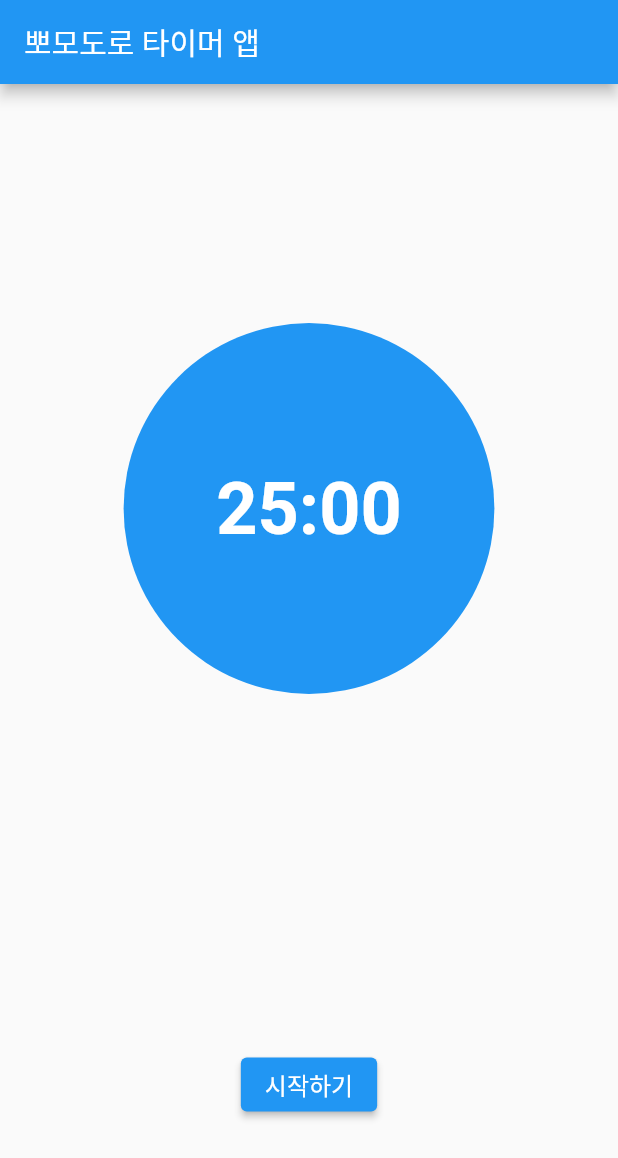
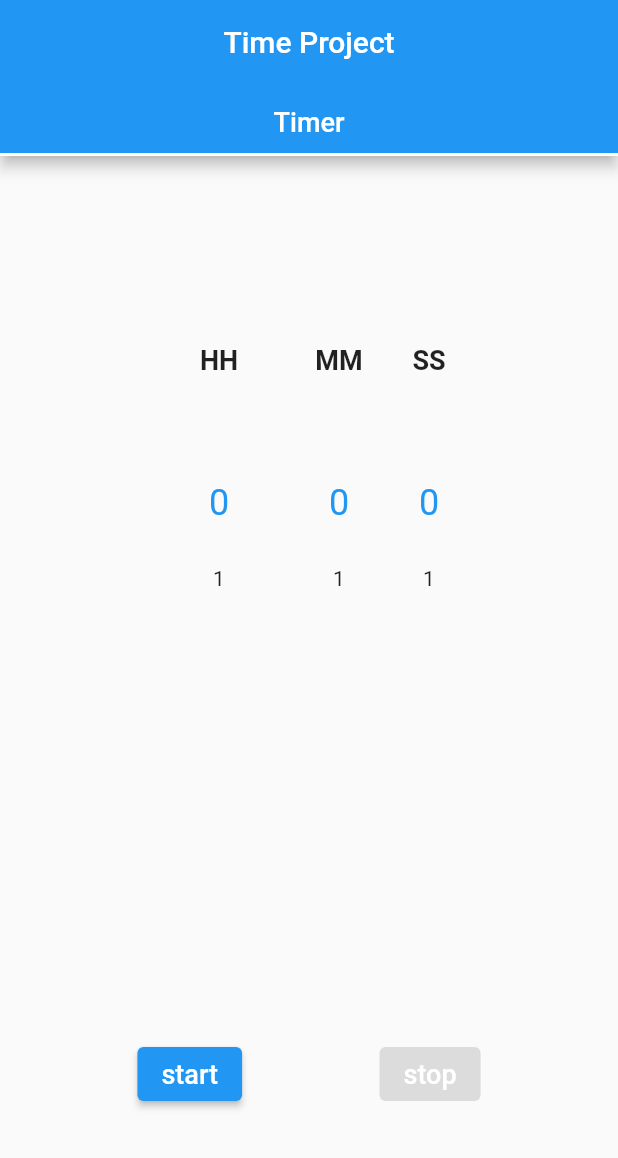
Before and after one commit to fluorjo/applewatch_time_record, a Flutter app: the screen it shows after launch, on a phone screen of 412 x 824 dp. Shown: the top 1158 px of the screen. Run offline on Flutter 3.47's test engine with Material 2 defaults, Android fonts, the phone set to English and light mode, and no system bars; drawn by our look-alikes of numberpicker; our stand-ins replace easy_localization, fluttertoast, sprintf.

Commit message:
참고용 코드 수정하고 실험해봄

```diff
--- a/lib/main.dart
+++ b/lib/main.dart
@@ -1,6 +1,7 @@
 import 'package:flutter/material.dart';
 import 'package:easy_localization/easy_localization.dart';
 import 'package:time_record/screens/timer_screen.dart';
+import 'package:time_record/screens/timer_practice.dart';
 
 // 앱에서 지원하는 언어 리스트 변수
 final supportedLocales = [const Locale('en', 'US'), const Locale('ko', 'KR')];
@@ -42,8 +43,9 @@ class MyApp extends StatelessWidget {
       theme: ThemeData(
         primarySwatch: Colors.blue,
       ),
-     // home: const MyHomePage(title: 'Flutter Demo Home Page'),
-      home: const TimerScreen(),
+      // home: const MyHomePage(title: 'Flutter Demo Home Page'),
+      //home: const TimerScreen(),
+      home: Homepage(),
     );
   }
 }
--- /dev/null
+++ b/lib/screens/timer_practice.dart
@@ -0,0 +1,266 @@
+import 'dart:async';
+import 'package:flutter/cupertino.dart';
+import 'package:flutter/material.dart';
+import 'package:numberpicker/numberpicker.dart';
+
+void main() => runApp(const MyApp());
+
+class MyApp extends StatelessWidget {
+  const MyApp({super.key});
+
+  @override
+  Widget build(BuildContext context) {
+    return MaterialApp(
+      debugShowCheckedModeBanner: false,
+      title: 'time',
+      theme: ThemeData(
+        primarySwatch: Colors.blue,
+      ),
+      home: const Homepage(),
+    );
+  }
+}
+
+class Homepage extends StatefulWidget {
+  const Homepage({super.key});
+
+  @override
+  _HomepageState createState() => _HomepageState();
+}
+
+class _HomepageState extends State<Homepage> with TickerProviderStateMixin {
+  late TabController tb;
+  int hour = 0;
+  int min = 0;
+  int sec = 0;
+  bool started = true;
+  bool stopped = true;
+  int timeForTimer = 0;
+  String timetodisplay = "";
+  bool checktimer = true;
+  @override
+  void initState() {
+    tb = TabController(
+      length: 2,
+      vsync: this,
+    );
+    super.initState();
+  }
+
+  void start() {
+    setState(() {
+      started = false;
+      stopped = false;
+    });
+    timeForTimer = ((hour * 60 * 60) + (min * 60) + sec);
+    Timer.periodic(
+        const Duration(
+          seconds: 1,
+        ), (Timer t) {
+      setState(() {
+        if (timeForTimer < 1 || checktimer == false) {
+          t.cancel();
+          if (timeForTimer == 0) {}
+          Navigator.pushReplacement(
+              context,
+              MaterialPageRoute(
+                builder: (context) => const Homepage(),
+              ));
+        } else if (timeForTimer < 60) {
+          timetodisplay = timeForTimer.toString();
+          timeForTimer = timeForTimer - 1;
+        } else if (timeForTimer < 3600) {
+          int m = timeForTimer ~/ 60;
+          int s = timeForTimer - (60 * m);
+          timetodisplay = "$m:$s";
+          timeForTimer = timeForTimer - 1;
+        } else {
+          int h = timeForTimer ~/ 3600;
+          int t = timeForTimer - (3600 * h);
+          int m = t ~/ 60;
+          int s = t - (60 * m);
+          timetodisplay = "$h:$m:$s";
+          timeForTimer = timeForTimer - 1;
+        }
+      });
+    });
+  }
+
+  void stop() {
+    setState(() {
+      started = true;
+      stopped = true;
+      checktimer = false;
+    });
+  }
+
+  Widget timer() {
+    return Container(
+      child: Column(
+        mainAxisAlignment: MainAxisAlignment.center,
+        children: <Widget>[
+          Expanded(
+            flex: 6,
+            child: Row(
+              mainAxisAlignment: MainAxisAlignment.center,
+              children: <Widget>[
+                Column(
+                  mainAxisAlignment: MainAxisAlignment.center,
+                  children: <Widget>[
+                    const Padding(
+                      padding: EdgeInsets.only(
+                        bottom: 10.0,
+                      ),
+                      child: Text(
+                        "HH",
+                        style: TextStyle(
+                          fontSize: 18.0,
+                          fontWeight: FontWeight.w700,
+                        ),
+                      ),
+                    ),
+                    NumberPicker(
+                        value: hour,
+                        minValue: 0,
+                        maxValue: 23,
+                        onChanged: (val) {
+                          setState(() {
+                            hour = val;
+                          });
+                        })
+                  ],
+                ),
+                Column(
+                  mainAxisAlignment: MainAxisAlignment.center,
+                  children: <Widget>[
+                    const Padding(
+                      padding: EdgeInsets.only(
+                        bottom: 10.0,
+                      ),
+                      child: Text(
+                        "MM",
+                        style: TextStyle(
+                          fontSize: 18.0,
+                          fontWeight: FontWeight.w700,
+                        ),
+                      ),
+                    ),
+                    NumberPicker(
+                        value: min,
+                        minValue: 0,
+                        maxValue: 60,
+                        itemWidth: 60.0,
+                        onChanged: (val) {
+                          setState(() {
+                            min = val;
+                          });
+                        })
+                  ],
+                ),
+                Column(
+                  mainAxisAlignment: MainAxisAlignment.center,
+                  children: <Widget>[
+                    const Padding(
+                      padding: EdgeInsets.only(
+                        bottom: 10.0,
+                      ),
+                      child: Text(
+                        "SS",
+                        style: TextStyle(
+                          fontSize: 18.0,
+                          fontWeight: FontWeight.w700,
+                        ),
+                      ),
+                    ),
+                    NumberPicker(
+                        value: sec,
+                        minValue: 0,
+                        maxValue: 60,
+                        itemWidth: 60.0,
+                        onChanged: (val) {
+                          setState(() {
+                            sec = val;
+                          });
+                        })
+                  ],
+                )
+              ],
+            ),
+          ),
+          Expanded(
+            flex: 1,
+            child: Text(
+              timetodisplay,
+              style: const TextStyle(
+                fontSize: 35.0,
+                fontWeight: FontWeight.w600,
+              ),
+            ),
+          ),
+          Expanded(
+            flex: 3,
+            child: Row(
+              mainAxisAlignment: MainAxisAlignment.spaceEvenly,
+              children: <Widget>[
+                ElevatedButton(
+                  onPressed: started ? start : null,
+                  child: const Text(
+                    "start",
+                    style: TextStyle(
+                      fontSize: 18.0,
+                      color: Colors.white,
+                    ),
+                  ),
+                ),
+                ElevatedButton(
+                  onPressed: stopped ? null : stop,
+                  style: ElevatedButton.styleFrom(),
+                  child: const Text(
+                    "stop",
+                    style: TextStyle(
+                      fontSize: 18.0,
+                      color: Colors.white,
+                    ),
+                  ),
+                ),
+              ],
+            ),
+          )
+        ],
+      ),
+    );
+  }
+
+  @override
+  Widget build(BuildContext context) {
+    return Scaffold(
+      appBar: AppBar(
+        title: const Text(
+          "Time Project",
+        ),
+        centerTitle: true,
+        bottom: TabBar(
+          tabs: const <Widget>[
+            Text(
+              "Timer",
+            ),
+          ],
+          labelPadding: const EdgeInsets.only(
+            bottom: 10.0,
+          ),
+          labelStyle: const TextStyle(
+            fontSize: 18.0,
+          ),
+          unselectedLabelColor: Colors.black26,
+          controller: tb,
+        ),
+      ),
+      body: TabBarView(
+        controller: tb,
+        children: <Widget>[
+          timer(),
+        ],
+      ),
+    );
+  }
+}
--- a/pubspec.yaml
+++ b/pubspec.yaml
@@ -35,6 +35,7 @@ dependencies:
   intl: any
   sprintf: "^7.0.0"
   fluttertoast: ^8.2.2
+  numberpicker: ^2.1.2
 
   # The following adds the Cupertino Icons font to your application.
   # Use with the CupertinoIcons class for iOS style icons.
@@ -44,7 +45,6 @@ dependencies:
 dev_dependencies:
   flutter_test:
     sdk: flutter
-
   # The "flutter_lints" package below contains a set of recommended lints to
   # encourage good coding practices. The lint set provided by the package is
   # activated in the `analysis_options.yaml` file located at the root of your
```
